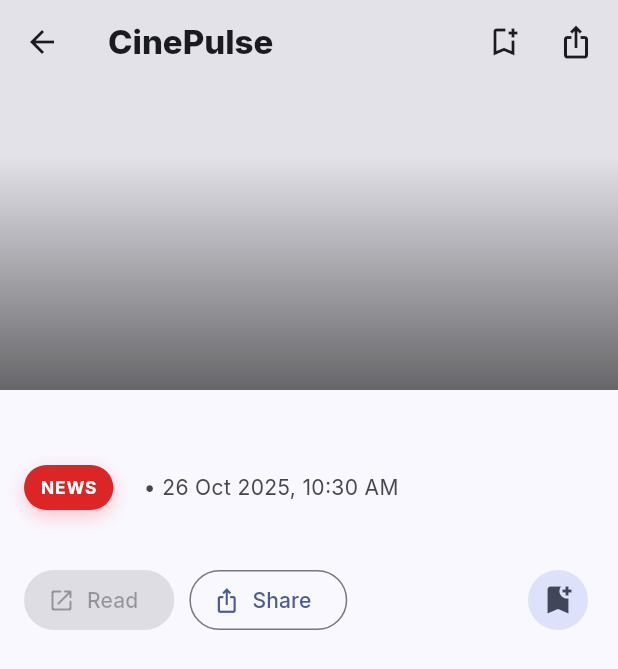
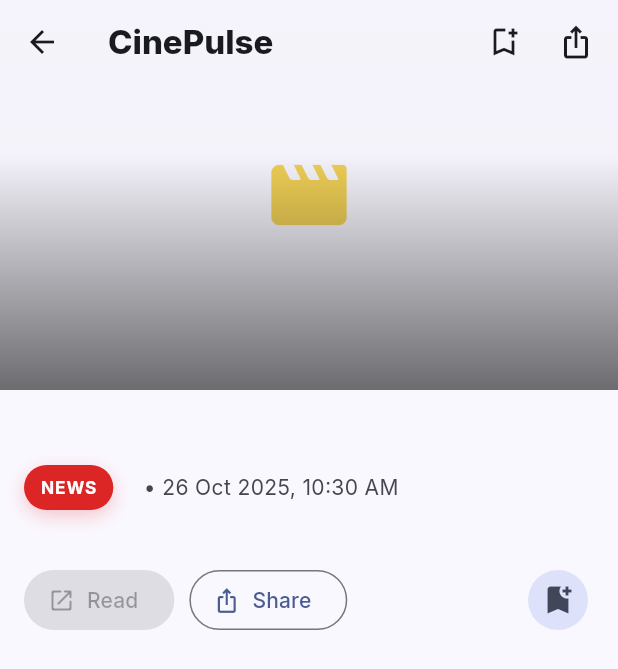
Before and after one commit to onlinecalculatorpro-astro/cinepulse, a Flutter app: the StoryDetailsScreen screen opened directly with empty values, on a phone screen of 412 x 824 dp. Shown: the top 669 px of the screen. Run offline on Flutter 3.47's test engine with Material 3 defaults, Android fonts, the light colour scheme and no system bars; our stand-ins replace cached_network_image, chewie, connectivity_plus, firebase_core, firebase_messaging, flutter_local_notifications and 5 more; accounts and stored records are empty; network calls fail; statements that could not run were skipped.

Commit message:
Update story_details.dart

```diff
--- a/lib/features/story/story_details.dart
+++ b/lib/features/story/story_details.dart
@@ -7,7 +7,7 @@ import 'package:google_fonts/google_fonts.dart';
 import 'package:share_plus/share_plus.dart';
 import 'package:url_launcher/url_launcher.dart';
 
-import '../../core/api.dart'; // deepLinkForStoryId, storyVideoUrl
+import '../../core/api.dart';           // deepLinkForStoryId, storyVideoUrl
 import '../../core/cache.dart';
 import '../../core/models.dart';
 import '../../widgets/kind_badge.dart';
@@ -127,20 +127,6 @@ class _StoryDetailsScreenState extends State<StoryDetailsScreen> {
     }
   }
 
-  /// 🔥 NEW: pick the same hero image we use in the feed card.
-  /// We ALWAYS prefer thumbUrl first (works in cards, not proxied),
-  /// and only fall back to posterUrl if thumbUrl is empty.
-  String _heroImageFor(Story s) {
-    final t = s.thumbUrl ?? '';
-    if (t.isNotEmpty) return t;
-
-    final p = s.posterUrl ?? '';
-    if (p.isNotEmpty) return p;
-
-    // final fallback if both are somehow empty
-    return '';
-  }
-
   /* --------------------------------- UI ------------------------------------ */
 
   @override
@@ -151,7 +137,7 @@ class _StoryDetailsScreenState extends State<StoryDetailsScreen> {
     final isPhone = screenW < 600;
     final hasPrimary = _primaryUrl != null;
 
-    // ensure double for expandedHeight
+    // **expandedHeight logic unchanged**
     final double expandedHeight = _showPlayer
         ? (screenW * 9.0 / 16.0 + (isPhone ? 96.0 : 120.0))
         : (isPhone ? 260.0 : 340.0);
@@ -197,7 +183,6 @@ class _StoryDetailsScreenState extends State<StoryDetailsScreen> {
               background: _HeaderHero(
                 key: _heroPlayerKey,
                 story: widget.story,
-                heroImageUrl: _heroImageFor(widget.story), // 👈 use same image as card
                 showPlayer: _showPlayer,
                 videoUrl: _videoUrl?.toString(),
                 onClosePlayer: () => _hidePlayer(),
@@ -267,15 +252,9 @@ class _StoryDetailsScreenState extends State<StoryDetailsScreen> {
                           runSpacing: 8,
                           children: [
                             if (widget.story.languages.isNotEmpty)
-                              _Facet(
-                                label: 'Language',
-                                value: widget.story.languages.join(', '),
-                              ),
+                              _Facet(label: 'Language', value: widget.story.languages.join(', ')),
                             if (widget.story.genres.isNotEmpty)
-                              _Facet(
-                                label: 'Genre',
-                                value: widget.story.genres.join(', '),
-                              ),
+                              _Facet(label: 'Genre', value: widget.story.genres.join(', ')),
                           ],
                         ),
                       ],
@@ -345,7 +324,6 @@ class _HeaderHero extends StatelessWidget {
   const _HeaderHero({
     super.key,
     required this.story,
-    required this.heroImageUrl, // 👈 new
     required this.showPlayer,
     required this.videoUrl,
     required this.onClosePlayer,
@@ -354,40 +332,97 @@ class _HeaderHero extends StatelessWidget {
   });
 
   final Story story;
-  final String heroImageUrl;
   final bool showPlayer;
   final String? videoUrl;
   final VoidCallback onClosePlayer;
   final VoidCallback onEndedPlayer;
   final ValueChanged<Object> onErrorPlayer;
 
+  // copy of _cleanImageUrl() from story_card.dart
+  String _cleanImageUrlForStory(Story s) {
+    final cand = (s.posterUrl?.isNotEmpty == true) ? s.posterUrl! : (s.thumbUrl ?? '');
+
+    if (cand.isEmpty) return '';
+
+    // 1. reject obvious garbage source
+    if (cand.contains('demo.tagdiv.com')) return '';
+
+    // 2. if it's a proxy /v1/img?u=... and inner URL is demo.tagdiv.com, reject
+    final uri = Uri.tryParse(cand);
+    if (uri != null) {
+      final isProxy = uri.path.contains('/v1/img');
+      if (isProxy) {
+        final inner = uri.queryParameters['u'] ?? uri.queryParameters['url'] ?? '';
+        if (inner.contains('demo.tagdiv.com')) {
+          return '';
+        }
+      }
+    }
+
+    return cand;
+  }
+
   @override
   Widget build(BuildContext context) {
     final cs = Theme.of(context).colorScheme;
+    final isDark = Theme.of(context).brightness == Brightness.dark;
+    final scheme = cs;
 
-    // Use the pre-picked hero image. This is now guaranteed to match the card.
-    final imageUrl = heroImageUrl;
+    final imgUrl = _cleanImageUrlForStory(story);
 
     return Hero(
       tag: 'thumb-${story.id}',
       child: Stack(
         fit: StackFit.expand,
         children: [
-          // Image underlay
-          imageUrl.isEmpty
-              ? Container(color: cs.surfaceContainerHighest)
-              : CachedNetworkImage(
-                  imageUrl: imageUrl,
-                  fit: BoxFit.cover,
-                  memCacheWidth: 1600,
-                  fadeInDuration: const Duration(milliseconds: 180),
-                  errorWidget: (_, __, ___) => Container(
-                    color: cs.surfaceVariant.withOpacity(0.2),
-                    child: const Center(child: Icon(Icons.broken_image_outlined)),
+          // --- SAME LOGIC AS CARD ---------------------------------
+          if (imgUrl.isNotEmpty)
+            CachedNetworkImage(
+              imageUrl: imgUrl,
+              fit: BoxFit.cover,
+              alignment: Alignment.center,
+              memCacheWidth: 1600,
+              fadeInDuration: const Duration(milliseconds: 180),
+              errorWidget: (_, __, ___) => Container(
+                decoration: BoxDecoration(
+                  gradient: LinearGradient(
+                    begin: Alignment.topCenter,
+                    end: Alignment.bottomCenter,
+                    colors: [
+                      isDark
+                          ? const Color(0xFF0F1625)
+                          : scheme.surfaceVariant.withOpacity(0.2),
+                      isDark
+                          ? const Color(0xFF1E2433)
+                          : scheme.surfaceVariant.withOpacity(0.4),
+                    ],
                   ),
                 ),
+                child: Center(
+                  child: _SampleIcon(kind: story.kind),
+                ),
+              ),
+            )
+          else
+            Container(
+              decoration: BoxDecoration(
+                gradient: LinearGradient(
+                  begin: Alignment.topCenter,
+                  end: Alignment.bottomCenter,
+                  colors: [
+                    isDark
+                        ? const Color(0xFF0F1625)
+                        : scheme.surfaceVariant.withOpacity(0.2),
+                    isDark
+                        ? const Color(0xFF1E2433)
+                        : scheme.surfaceVariant.withOpacity(0.4),
+                  ],
+                ),
+              ),
+              child: Center(child: _SampleIcon(kind: story.kind)),
+            ),
 
-          // Player in header (on demand)
+          // --- PLAYER OVERLAY -------------------------------------
           if (showPlayer && (videoUrl?.isNotEmpty ?? false))
             Center(
               child: ConstrainedBox(
@@ -408,14 +443,17 @@ class _HeaderHero extends StatelessWidget {
               ),
             )
           else
-            // Gradient overlay when not playing
+            // black fade at bottom for text readability
             Positioned.fill(
               child: DecoratedBox(
                 decoration: BoxDecoration(
                   gradient: LinearGradient(
                     begin: Alignment.bottomCenter,
                     end: Alignment.topCenter,
-                    colors: [Colors.black.withOpacity(0.55), Colors.transparent],
+                    colors: [
+                      Colors.black.withOpacity(0.55),
+                      Colors.transparent,
+                    ],
                     stops: const [0.0, 0.6],
                   ),
                 ),
@@ -459,3 +497,28 @@ class _Facet extends StatelessWidget {
     );
   }
 }
+
+/* --------------- same fallback icon we use in StoryCard ---------------- */
+class _SampleIcon extends StatelessWidget {
+  final String kind;
+  const _SampleIcon({required this.kind});
+
+  @override
+  Widget build(BuildContext context) {
+    IconData iconData = Icons.movie_rounded;
+    Color iconColor = const Color(0xFFECC943);
+
+    final k = kind.toLowerCase();
+    if (k.contains('trailer')) {
+        iconData = Icons.theater_comedy_rounded;
+        iconColor = const Color(0xFF56BAF8);
+    } else if (k.contains('release')) {
+        iconData = Icons.balance_rounded;
+        iconColor = const Color(0xFFF9D359);
+    } else if (k.contains('ott')) {
+        iconData = Icons.videocam_rounded;
+        iconColor = const Color(0xFFC377F2);
+    }
+    return Icon(iconData, size: 60, color: iconColor.withOpacity(0.9));
+  }
+}
```
